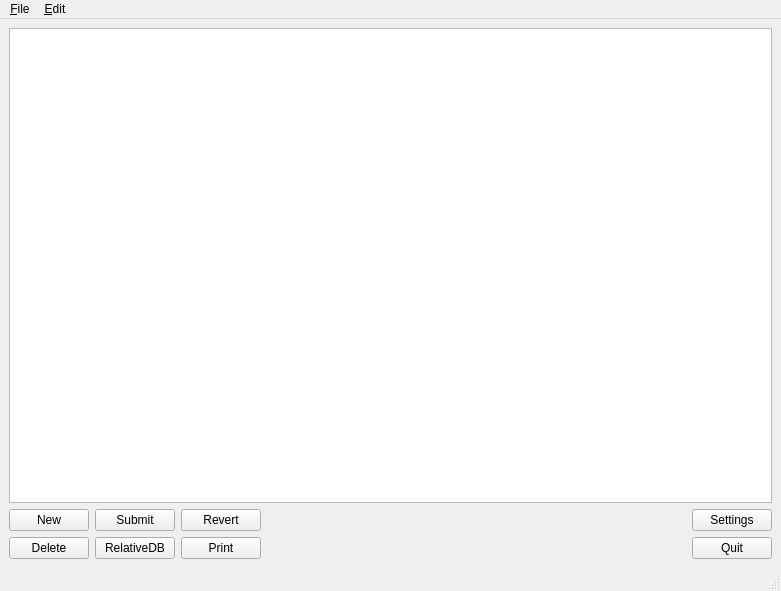
Before: the Qt Designer form mainwindow.ui in QTinman/AddressBook, drawn with Qt 5.
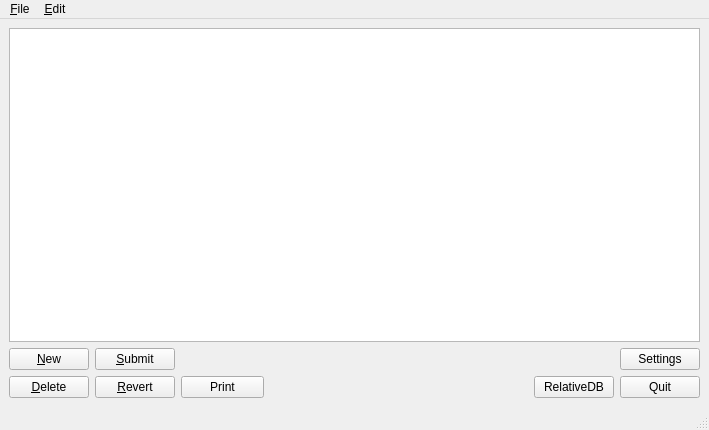
After: the same form once the commit is applied. Icons and pictures are not drawn.

Patch:
```diff
--- a/mainwindow.ui
+++ b/mainwindow.ui
@@ -6,8 +6,8 @@
    <rect>
     <x>0</x>
     <y>0</y>
-    <width>781</width>
-    <height>591</height>
+    <width>709</width>
+    <height>430</height>
    </rect>
   </property>
   <property name="windowTitle">
@@ -18,107 +18,38 @@
     <normaloff>:/new/icon/a_black.png</normaloff>:/new/icon/a_black.png</iconset>
   </property>
   <widget class="QWidget" name="centralwidget">
-   <layout class="QGridLayout" name="gridLayout_2">
-    <item row="0" column="0">
-     <widget class="QTableView" name="tableView"/>
-    </item>
-    <item row="1" column="0">
      <layout class="QGridLayout" name="gridLayout">
-      <item row="0" column="0">
+    <item row="0" column="0" colspan="7">
+     <widget class="QTableView" name="tableView"/>
+    </item>
+    <item row="1" column="0">
        <widget class="QPushButton" name="ny">
         <property name="text">
-         <string>New</string>
+       <string>&amp;New</string>
         </property>
        </widget>
       </item>
-      <item row="0" column="1" colspan="2">
+    <item row="1" column="1">
        <widget class="QPushButton" name="lagre">
         <property name="text">
-         <string>Submit</string>
+       <string>&amp;Submit</string>
         </property>
        </widget>
       </item>
-      <item row="0" column="3">
-       <widget class="QPushButton" name="angre">
-        <property name="text">
-         <string>Revert</string>
-        </property>
-       </widget>
-      </item>
-      <item row="0" column="4">
+    <item row="1" column="2">
        <spacer name="horizontalSpacer">
         <property name="orientation">
          <enum>Qt::Horizontal</enum>
         </property>
         <property name="sizeHint" stdset="0">
          <size>
-          <width>58</width>
+        <width>71</width>
           <height>20</height>
          </size>
         </property>
        </spacer>
       </item>
-      <item row="0" column="7">
-       <spacer name="horizontalSpacer_2">
-        <property name="orientation">
-         <enum>Qt::Horizontal</enum>
-        </property>
-        <property name="sizeHint" stdset="0">
-         <size>
-          <width>57</width>
-          <height>20</height>
-         </size>
-        </property>
-       </spacer>
-      </item>
-      <item row="0" column="9">
-       <widget class="QPushButton" name="instillinger">
-        <property name="text">
-         <string>Settings</string>
-        </property>
-       </widget>
-      </item>
-      <item row="1" column="0">
-       <widget class="QPushButton" name="slette">
-        <property name="text">
-         <string>Delete</string>
-        </property>
-       </widget>
-      </item>
-      <item row="1" column="5">
-       <spacer name="horizontalSpacer_4">
-        <property name="orientation">
-         <enum>Qt::Horizontal</enum>
-        </property>
-        <property name="sizeHint" stdset="0">
-         <size>
-          <width>118</width>
-          <height>23</height>
-         </size>
-        </property>
-       </spacer>
-      </item>
-      <item row="1" column="8">
-       <spacer name="horizontalSpacer_3">
-        <property name="orientation">
-         <enum>Qt::Horizontal</enum>
-        </property>
-        <property name="sizeHint" stdset="0">
-         <size>
-          <width>40</width>
-          <height>20</height>
-         </size>
-        </property>
-       </spacer>
-      </item>
-      <item row="1" column="9">
-       <widget class="QPushButton" name="avslutt">
-        <property name="text">
-         <string>Quit</string>
-        </property>
-       </widget>
-      </item>
-      <item row="0" column="5">
+    <item row="1" column="3" colspan="2">
        <widget class="QLabel" name="label">
         <property name="minimumSize">
          <size>
@@ -137,21 +68,73 @@
         </property>
        </widget>
       </item>
-      <item row="1" column="3">
+    <item row="1" column="5">
+     <spacer name="horizontalSpacer_2">
+      <property name="orientation">
+       <enum>Qt::Horizontal</enum>
+      </property>
+      <property name="sizeHint" stdset="0">
+       <size>
+        <width>77</width>
+        <height>20</height>
+       </size>
+      </property>
+     </spacer>
+    </item>
+    <item row="1" column="6">
+     <widget class="QPushButton" name="instillinger">
+      <property name="text">
+       <string>Settings</string>
+      </property>
+     </widget>
+    </item>
+    <item row="2" column="0">
+     <widget class="QPushButton" name="slette">
+      <property name="text">
+       <string>&amp;Delete</string>
+      </property>
+     </widget>
+    </item>
+    <item row="2" column="1">
+     <widget class="QPushButton" name="angre">
+      <property name="text">
+       <string>&amp;Revert</string>
+      </property>
+     </widget>
+    </item>
+    <item row="2" column="2" colspan="2">
        <widget class="QPushButton" name="pushButton">
         <property name="text">
          <string>Print</string>
         </property>
        </widget>
       </item>
-      <item row="1" column="1" colspan="2">
+    <item row="2" column="4">
+     <spacer name="horizontalSpacer_4">
+      <property name="orientation">
+       <enum>Qt::Horizontal</enum>
+      </property>
+      <property name="sizeHint" stdset="0">
+       <size>
+        <width>258</width>
+        <height>23</height>
+       </size>
+      </property>
+     </spacer>
+    </item>
+    <item row="2" column="5">
        <widget class="QPushButton" name="relativedb">
         <property name="text">
          <string>RelativeDB</string>
         </property>
        </widget>
       </item>
-     </layout>
+    <item row="2" column="6">
+     <widget class="QPushButton" name="avslutt">
+      <property name="text">
+       <string>Quit</string>
+      </property>
+     </widget>
     </item>
    </layout>
   </widget>
@@ -160,7 +143,7 @@
     <rect>
      <x>0</x>
      <y>0</y>
-     <width>781</width>
+     <width>709</width>
      <height>23</height>
     </rect>
    </property>
```
Left out of the diff: 1 changed line with no effect on the pictures. Lines whose indentation alone changed are shown as unchanged.
